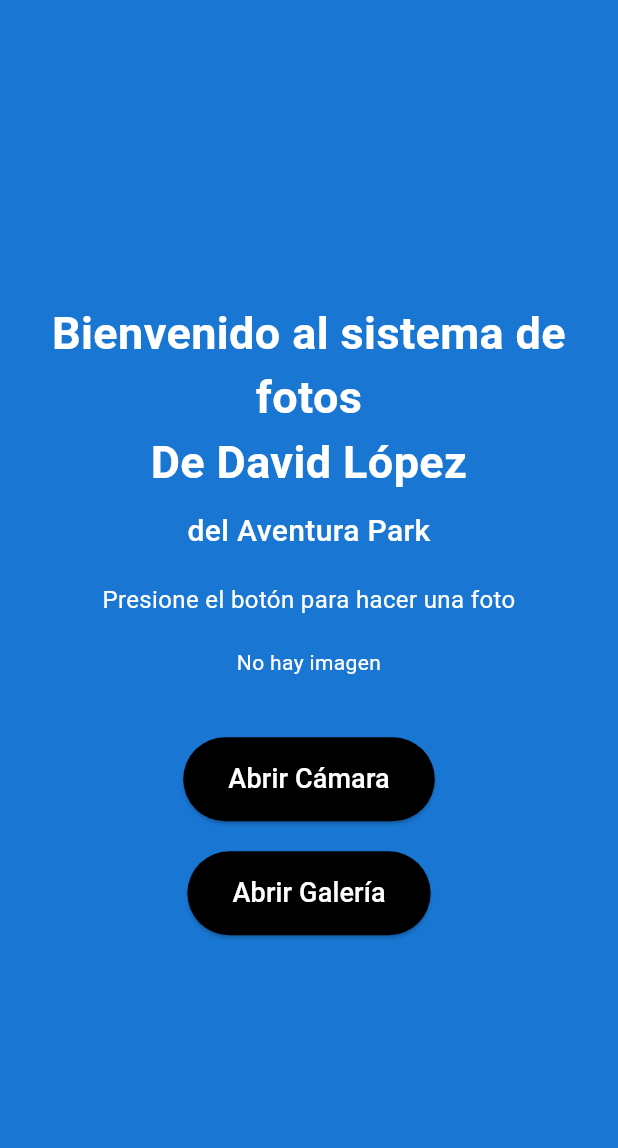
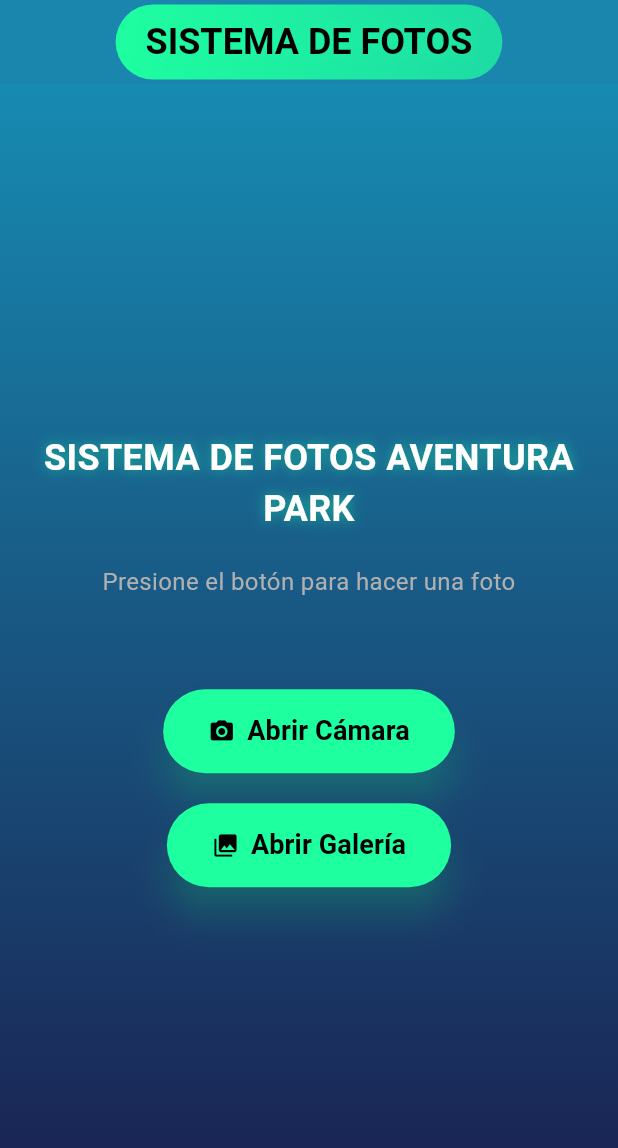
Before and after one commit to Davidcasstella/INTENTO-4, a Flutter app: the screen it shows after launch, on a phone screen of 412 x 824 dp. Shown: the top 1148 px of the screen. Run offline on Flutter 3.47's test engine with Material 3 defaults, Android fonts, the phone set to English and light mode, and no system bars; our stand-ins replace image_picker.

Commit message:
se hicieron mejoras en el front end

```diff
--- a/flutter_application_1/lib/main.dart
+++ b/flutter_application_1/lib/main.dart
@@ -8,13 +8,11 @@ void main() {
 
 class MyApp extends StatelessWidget {
   const MyApp({super.key});
-  //haciendo una prueba con el repository
-  //Haciendo pruebas con pollo
 
   @override
   Widget build(BuildContext context) {
     return MaterialApp(
-      title: 'Sistema de Fotos',
+      title: 'SISTEMA DE FOTOS',
       theme: ThemeData(
         colorScheme: ColorScheme.fromSeed(seedColor: Colors.blue),
         useMaterial3: true,
@@ -54,39 +52,84 @@ class _FotoPageState extends State<FotoPage> {
 
   Widget _visualizarImagen() {
     if (_imageFile != null) {
-      return Image.file(File(_imageFile!.path), height: 300);
+      return ClipRRect(
+        borderRadius: BorderRadius.circular(20),
+        child: Image.file(File(_imageFile!.path), height: 300, fit: BoxFit.cover),
+      );
     } else if (_pickImageError != null) {
       return Text(
-        "Error de recuperación de imagen: $_pickImageError",
+        "ERROR DE RECUPERACIÓN DE IMAGEN: $_pickImageError",
         textAlign: TextAlign.center,
-        style: const TextStyle(color: Colors.white),
+        style: const TextStyle(color: Colors.white, fontSize: 16),
       );
     } else {
-      return const Text(
-        'No hay imagen',
-        textAlign: TextAlign.center,
-        style: TextStyle(color: Colors.white),
-      );
+      return Container();
     }
   }
 
   @override
   Widget build(BuildContext context) {
-    final backgroundColor = Colors.blue.shade700;
-    final titleStyle = const TextStyle(
-      fontSize: 30,
+    // Colores neon dark mode
+    final Color fondoPrincipal = const Color.fromARGB(255, 23, 139, 178); // Azul oscuro
+    final Color verdeNeon = const Color(0xFF1EFFA0); // Verde neón
+    final Color blanco = const Color(0xFFFFFFFF); // Blanco
+    final Color negro = const Color(0xFF000000); // Negro
+    final Color grisClaro = const Color(0xFFB0B0B0); // Gris claro
+
+    final titleStyle = TextStyle(
+      fontSize: 24,
       fontWeight: FontWeight.bold,
-      color: Colors.white,
-    );
-    final subtitleStyle = const TextStyle(
-      fontSize: 20,
-      fontWeight: FontWeight.w500,
-      color: Colors.white,
+      color: blanco, // Texto en blanco
+      shadows: [
+        Shadow(
+          color: verdeNeon.withOpacity(0.5),
+          blurRadius: 10,
+          offset: const Offset(0, 0),
+        ),
+      ],
     );
 
     return Scaffold(
-      backgroundColor: backgroundColor,
-      body: SafeArea(
+      appBar: AppBar(
+        title: Container(
+          padding: const EdgeInsets.symmetric(horizontal: 20, vertical: 10),
+          decoration: BoxDecoration(
+            gradient: LinearGradient(
+              colors: [verdeNeon, verdeNeon.withOpacity(0.7)],
+              begin: Alignment.topLeft,
+              end: Alignment.bottomRight,
+            ),
+            borderRadius: BorderRadius.circular(30),
+          ),
+          child: Text(
+            'SISTEMA DE FOTOS',
+            style: TextStyle(
+              color: negro, // Texto en negro
+              fontSize: 24,
+              fontWeight: FontWeight.bold,
+              shadows: [
+                Shadow(
+                  color: verdeNeon.withOpacity(0.5),
+                  blurRadius: 10,
+                  offset: const Offset(0, 0),
+                ),
+              ],
+            ),
+          ),
+        ),
+        backgroundColor: fondoPrincipal,
+        elevation: 10,
+        centerTitle: true,
+      ),
+      body: Container(
+        decoration: BoxDecoration(
+          gradient: LinearGradient(
+            begin: Alignment.topCenter,
+            end: Alignment.bottomCenter,
+            colors: [fondoPrincipal, const Color(0xFF1A1D4D)], // Degradado azul oscuro
+          ),
+        ),
+        child: SafeArea(
           child: Center(
             child: SingleChildScrollView(
               padding: const EdgeInsets.symmetric(horizontal: 20.0),
@@ -94,58 +137,64 @@ class _FotoPageState extends State<FotoPage> {
                 mainAxisAlignment: MainAxisAlignment.center,
                 children: [
                   Text(
-                  'Bienvenido al sistema de fotos\nDe David López',
+                    'SISTEMA DE FOTOS AVENTURA PARK',
                     style: titleStyle,
                     textAlign: TextAlign.center,
                   ),
-                const SizedBox(height: 10),
+                  const SizedBox(height: 20),
                   Text(
-                  'del Aventura Park',
-                  style: subtitleStyle,
+                    'Presione el botón para hacer una foto',
+                    style: TextStyle(color: grisClaro, fontSize: 16),
                     textAlign: TextAlign.center,
                   ),
                   const SizedBox(height: 20),
-                const Text(
-                  'Presione el botón para hacer una foto',
-                  style: TextStyle(color: Colors.white, fontSize: 16),
-                  textAlign: TextAlign.center,
+                  _visualizarImagen(),
+                  const SizedBox(height: 40),
+                  ElevatedButton.icon(
+                    icon: Icon(Icons.camera_alt, color: negro), // Icono en negro
+                    label: Text(
+                      'Abrir Cámara',
+                      style: TextStyle(
+                        color: negro, // Texto en negro
+                        fontSize: 18,
+                        fontWeight: FontWeight.bold,
+                      ),
+                    ),
+                    style: ElevatedButton.styleFrom(
+                      backgroundColor: verdeNeon,
+                      padding: const EdgeInsets.symmetric(vertical: 15, horizontal: 30),
+                      shape: RoundedRectangleBorder(
+                        borderRadius: BorderRadius.circular(30),
+                      ),
+                      elevation: 10,
+                      shadowColor: verdeNeon.withOpacity(0.5),
+                    ),
+                    onPressed: () => _onImageButtonPressed(ImageSource.camera),
                   ),
                   const SizedBox(height: 20),
-                // Aquí mostramos la imagen o el texto según el estado.
-                _visualizarImagen(),
-                const SizedBox(height: 40),
-                // Botón para abrir cámara
-                ElevatedButton(
-                  style: ElevatedButton.styleFrom(
-                    backgroundColor: Colors.black,
-                    padding: const EdgeInsets.symmetric(
-                      vertical: 15,
-                      horizontal: 30,
+                  ElevatedButton.icon(
+                    icon: Icon(Icons.photo_library, color: negro), // Icono en negro
+                    label: Text(
+                      'Abrir Galería',
+                      style: TextStyle(
+                        color: negro, // Texto en negro
+                        fontSize: 18,
+                        fontWeight: FontWeight.bold,
                       ),
                     ),
-                  onPressed: () => _onImageButtonPressed(ImageSource.camera),
-                  child: const Text(
-                    'Abrir Cámara',
-                    style: TextStyle(color: Colors.white, fontSize: 18),
+                    style: ElevatedButton.styleFrom(
+                      backgroundColor: verdeNeon,
+                      padding: const EdgeInsets.symmetric(vertical: 15, horizontal: 30),
+                      shape: RoundedRectangleBorder(
+                        borderRadius: BorderRadius.circular(30),
                       ),
-                ),
-                const SizedBox(height: 20),
-                // Botón adicional para abrir galería
-                ElevatedButton(
-                  style: ElevatedButton.styleFrom(
-                    backgroundColor: Colors.black,
-                    padding: const EdgeInsets.symmetric(
-                      vertical: 15,
-                      horizontal: 30,
-                    ),
+                      elevation: 10,
+                      shadowColor: verdeNeon.withOpacity(0.5),
                     ),
                     onPressed: () => _onImageButtonPressed(ImageSource.gallery),
-                  child: const Text(
-                    'Abrir Galería',
-                    style: TextStyle(color: Colors.white, fontSize: 18),
-                  ),
                   ),
                 ],
+              ),
             ),
           ),
         ),
```
Lines whose indentation alone changed are shown as unchanged.
